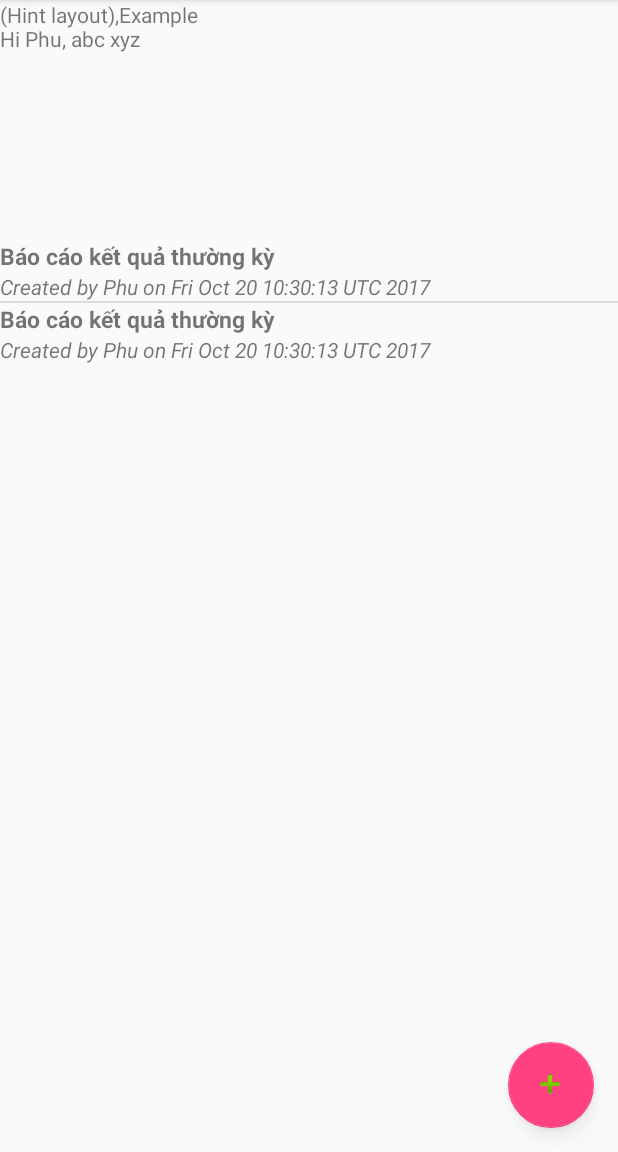
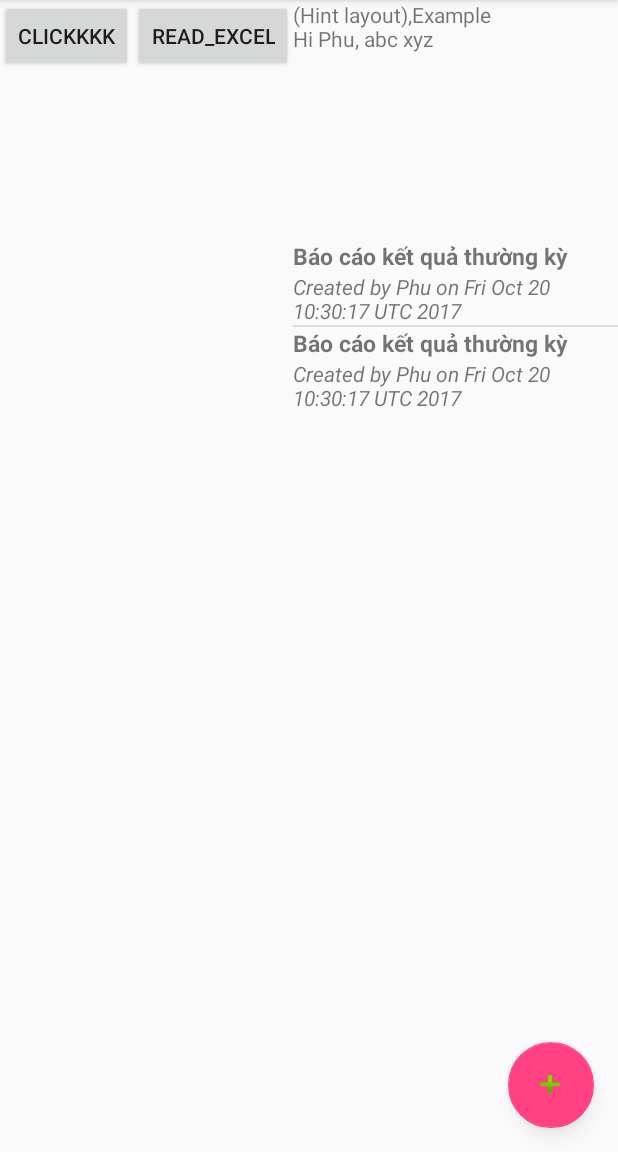
Before and after one commit to lazykitty267/LVTN, an Android app: the screen it shows after launch (MainActivity), after a tap on "Báo cáo", on a phone screen of 412 x 824 dp, the part 84-1236 px from its top. Run offline under Robolectric (Android 15) with nearby library versions, the phone set to English and light mode, and no system bars; 3 other taps on this screen came first.

Commit message:
Update font

```diff
--- a/app/build.gradle
+++ b/app/build.gradle
@@ -5,7 +5,7 @@ android {
     buildToolsVersion "25.0.3"
     defaultConfig {
         applicationId "bk.lvtn"
-        minSdkVersion 19
+        minSdkVersion 23
         targetSdkVersion 25
         versionCode 1
         versionName "1.0"
--- a/app/src/main/AndroidManifest.xml
+++ b/app/src/main/AndroidManifest.xml
@@ -32,6 +32,7 @@
         </activity>
         <activity android:name=".FieldActivity"
             android:theme="@style/AppTheme.NoActionBar"></activity>
+
     </application>
 
 </manifest>
--- a/app/src/main/java/bk/lvtn/MainActivity.java
+++ b/app/src/main/java/bk/lvtn/MainActivity.java
@@ -108,24 +108,24 @@ public class MainActivity extends AppCompatActivity
         setSupportActionBar(toolbar);
 
 
-//        ActivityCompat.requestPermissions(MainActivity.this,
-//                new String[]{Manifest.permission.READ_EXTERNAL_STORAGE,Manifest.permission.WRITE_EXTERNAL_STORAGE},
-//                1);
-//        Button aa = (Button) findViewById(R.id.button);
-//        aa.setOnClickListener(new View.OnClickListener() {
-//            @Override
-//            public void onClick(View view) {
-//                Intent myIntent=new Intent(MainActivity.this, FieldActivity.class);
-//                startActivity(myIntent);
-//            }
-//        });
-//        Button bb = (Button) findViewById(R.id.read_excel);
-//        bb.setOnClickListener(new View.OnClickListener() {
-//            @Override
-//            public void onClick(View view) {
-//                showFileChooser();
-//            }
-//        });
+        ActivityCompat.requestPermissions(MainActivity.this,
+                new String[]{Manifest.permission.READ_EXTERNAL_STORAGE,Manifest.permission.WRITE_EXTERNAL_STORAGE},
+                1);
+        Button aa = (Button) findViewById(R.id.button);
+        aa.setOnClickListener(new View.OnClickListener() {
+            @Override
+            public void onClick(View view) {
+                Intent myIntent=new Intent(MainActivity.this, FieldActivity.class);
+                startActivity(myIntent);
+            }
+        });
+        Button bb = (Button) findViewById(R.id.read_excel);
+        bb.setOnClickListener(new View.OnClickListener() {
+            @Override
+            public void onClick(View view) {
+                showFileChooser();
+            }
+        });
 
 
 
--- a/app/src/main/res/layout/content_main.xml
+++ b/app/src/main/res/layout/content_main.xml
@@ -14,17 +14,17 @@
         android:layout_height="match_parent"
         android:layout_weight="1">
 
-        <!--<Button-->
-            <!--android:id="@+id/button"-->
-            <!--android:layout_width="wrap_content"-->
-            <!--android:layout_height="wrap_content"-->
-            <!--android:text="clickkkk" />-->
+        <Button
+            android:id="@+id/button"
+            android:layout_width="wrap_content"
+            android:layout_height="wrap_content"
+            android:text="clickkkk" />
 
-        <!--<Button-->
-            <!--android:id="@+id/read_excel"-->
-            <!--android:layout_width="wrap_content"-->
-            <!--android:layout_height="wrap_content"-->
-            <!--android:text="read_excel"-->
+        <Button
+            android:id="@+id/read_excel"
+            android:layout_width="wrap_content"
+            android:layout_height="wrap_content"
+            android:text="read_excel"
             />
     </LinearLayout>
 
```
Also changed, not shown: app/src/main/java/bk/lvtn/FieldActivity.java (+14 -1 lines), app/src/main/java/bk/lvtn/form/Form.java (+92 -71 lines), app/src/main/assets/vuArial.ttf (added).
